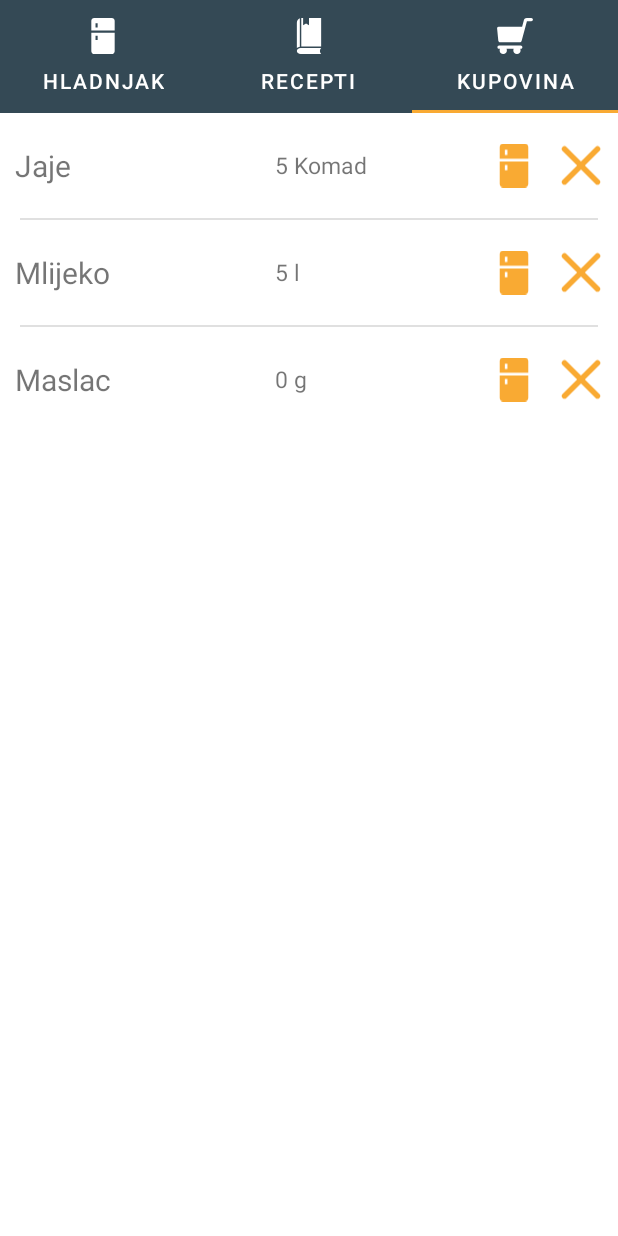
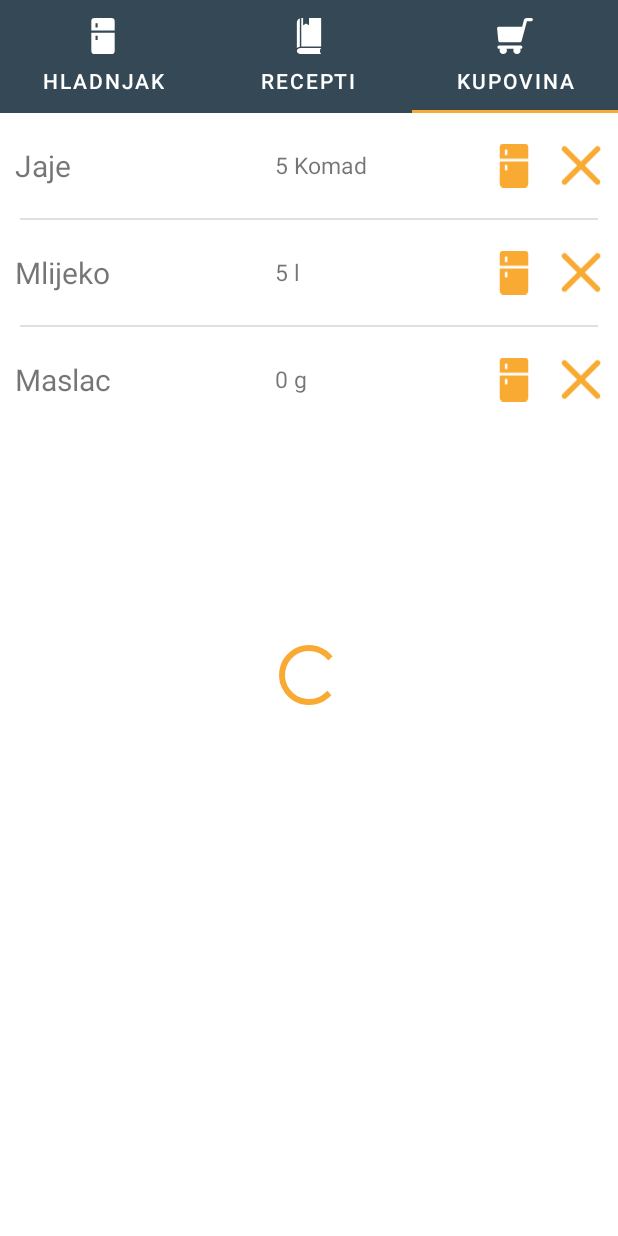
Before and after one commit to foivz/rampu22-ssmrcek20-kvardijan-fsostaric20, an Android app: the screen it shows after launch (MainActivity), tab 3 chosen, on a phone screen of 412 x 824 dp. Run offline under Robolectric (Android 15) with nearby library versions, the phone set to English and light mode, and no system bars.

Commit message:
Dodan loading bar #2

```diff
--- a/Software/app/src/main/java/hr/foi/rampu/fridgium/fragments/ShoppingListFragment.kt
+++ b/Software/app/src/main/java/hr/foi/rampu/fridgium/fragments/ShoppingListFragment.kt
@@ -6,6 +6,7 @@ import android.view.LayoutInflater
 import android.view.View
 import android.view.ViewGroup
 import android.widget.ImageView
+import android.widget.ProgressBar
 import android.widget.TextView
 import androidx.recyclerview.widget.LinearLayoutManager
 import androidx.recyclerview.widget.RecyclerView
@@ -13,11 +14,14 @@ import com.google.android.material.divider.MaterialDividerItemDecoration
 import hr.foi.rampu.fridgium.R
 import hr.foi.rampu.fridgium.adapters.ShoppingListaAdapter
 import hr.foi.rampu.fridgium.helpers.MockDataLoader
+import hr.foi.rampu.fridgium.rest.RestNamirnice
 
 class ShoppingListFragment : Fragment() {
     private lateinit var recyclerView: RecyclerView
     private lateinit var emptyTextView: TextView
     private lateinit var emptyImageView: ImageView
+    private lateinit var loadingCircle: ProgressBar
+    private val rest = RestNamirnice.namirnicaServis
 
     override fun onCreateView(
         inflater: LayoutInflater, container: ViewGroup?,
--- a/Software/app/src/main/res/layout/fragment_shopping_list.xml
+++ b/Software/app/src/main/res/layout/fragment_shopping_list.xml
@@ -1,32 +1,57 @@
 <?xml version="1.0" encoding="utf-8"?>
-<FrameLayout xmlns:android="http://schemas.android.com/apk/res/android"
+<androidx.constraintlayout.widget.ConstraintLayout xmlns:android="http://schemas.android.com/apk/res/android"
+    xmlns:app="http://schemas.android.com/apk/res-auto"
     xmlns:tools="http://schemas.android.com/tools"
-    xmlns:app="http://schemas.android.com/apk/res-auto"
+    android:id="@+id/frameLayout"
     android:layout_width="match_parent"
     android:layout_height="match_parent"
     tools:context=".fragments.ShoppingListFragment">
 
     <androidx.recyclerview.widget.RecyclerView
         android:id="@+id/rv_shopping_list"
-        android:layout_width="match_parent"
-        android:layout_height="match_parent" />
+        android:layout_width="0dp"
+        android:layout_height="0dp"
+        app:layout_constraintBottom_toBottomOf="parent"
+        app:layout_constraintEnd_toEndOf="parent"
+        app:layout_constraintHorizontal_bias="0.0"
+        app:layout_constraintStart_toStartOf="parent"
+        app:layout_constraintTop_toTopOf="parent"
+        app:layout_constraintVertical_bias="0.0" />
 
     <ImageView
         android:id="@+id/empty_image_view"
-        android:layout_width="50dp"
+        android:layout_width="wrap_content"
         android:layout_height="50dp"
-        android:layout_gravity="center"
-        android:layout_marginBottom="50dp"
+        android:contentDescription="@string/shopping_cart"
+        android:visibility="gone"
         android:scaleX="-1"
+        app:layout_constraintBottom_toBottomOf="parent"
+        app:layout_constraintEnd_toEndOf="parent"
+        app:layout_constraintStart_toStartOf="parent"
+        app:layout_constraintTop_toTopOf="parent"
         app:srcCompat="@drawable/shopping_list"
         app:tint="@color/color_primary_light"
-        android:contentDescription="@string/shopping_cart" />
+        android:layout_marginBottom="20dp"
+        android:paddingBottom="10dp"
+        />
 
     <TextView
         android:id="@+id/empty_text_view"
-        android:layout_width="match_parent"
-        android:layout_height="match_parent"
-        android:gravity="center"
+        android:layout_width="wrap_content"
+        android:layout_height="wrap_content"
+        android:text="@string/add_items"
         android:visibility="gone"
-        android:text="@string/add_items" />
-</FrameLayout>
+        app:layout_constraintEnd_toEndOf="parent"
+        app:layout_constraintStart_toStartOf="parent"
+        app:layout_constraintTop_toBottomOf="@id/empty_image_view" />
+
+    <ProgressBar
+        android:id="@+id/pb_shopping_list_loading"
+        style="?android:attr/progressBarStyle"
+        android:layout_width="wrap_content"
+        android:layout_height="wrap_content"
+        app:layout_constraintBottom_toBottomOf="parent"
+        app:layout_constraintEnd_toEndOf="parent"
+        app:layout_constraintStart_toStartOf="parent"
+        app:layout_constraintTop_toTopOf="parent" />
+</androidx.constraintlayout.widget.ConstraintLayout>
```
